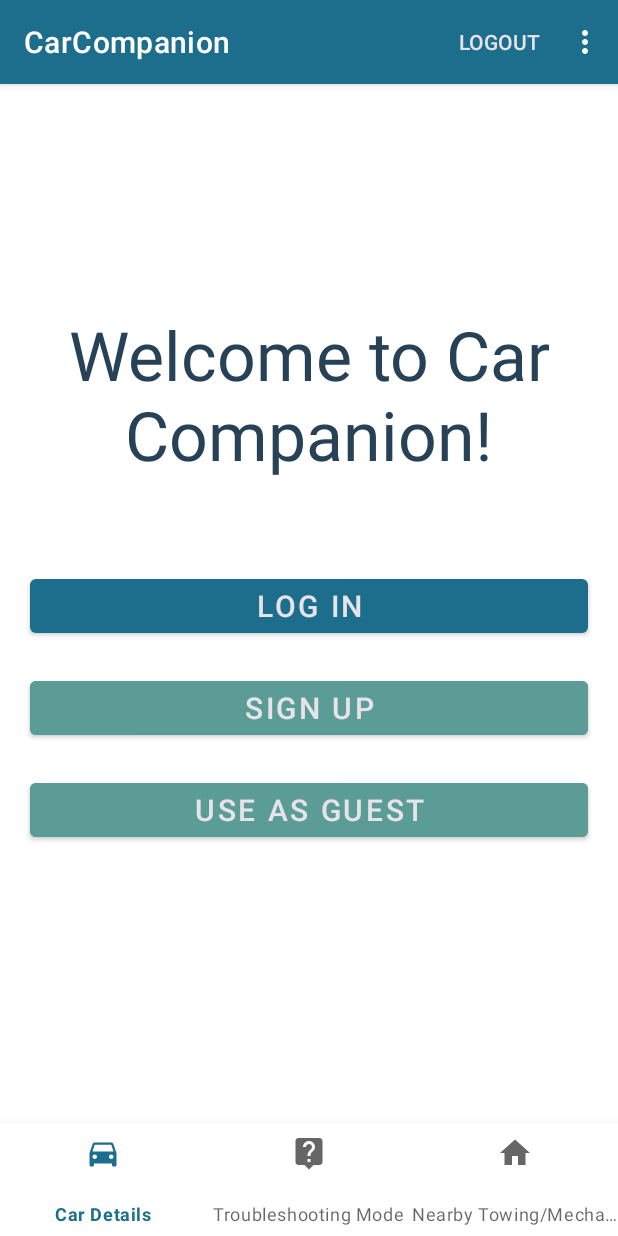
After one commit to rhit-koenignm/CSSE375-CarCompanion, an Android app: the fragment FrontPageFragment placed in its activity, on a phone screen of 412 x 824 dp. The commit adds this screen. Run offline under Robolectric (Android 15) with nearby library versions, the phone set to English and light mode, and no system bars; our stand-ins replace Firebase (no records; nobody signed in at launch, a user with empty details on screens opened directly); 1 statement that could not run was skipped.

Commit message:
Creating front page for app

```diff
--- a/app/src/main/java/com/example/carcompanion/ui/car_info/CarDetailFragment.kt
+++ b/app/src/main/java/com/example/carcompanion/ui/car_info/CarDetailFragment.kt
@@ -17,7 +17,7 @@ class CarDetailFragment(var main: MainActivity) : Fragment() {
         inflater: LayoutInflater, container: ViewGroup?,
         savedInstanceState: Bundle?
     ): View? {
-        var view = inflater.inflate(R.layout.fragment_car_details, container, false) as RecyclerView
+        var view = inflater.inflate(R.layout.fragment_car_list, container, false) as RecyclerView
         view.addItemDecoration(DividerItemDecoration(context, DividerItemDecoration.VERTICAL))
         var adapter = CarDetailAdapter(context, main)
         view.adapter = adapter
--- /dev/null
+++ b/app/src/main/java/com/example/carcompanion/ui/user_auth/FrontPageFragment.kt
@@ -0,0 +1,46 @@
+package com.example.carcompanion.ui.user_auth
+
+import android.os.Bundle
+import android.util.Log
+import android.view.LayoutInflater
+import android.view.View
+import android.view.ViewGroup
+import androidx.fragment.app.Fragment
+import com.example.carcompanion.Constants
+import com.example.carcompanion.databinding.FragmentFrontPageBinding
+
+class FrontPageFragment : Fragment() {
+
+    private lateinit var binding: FragmentFrontPageBinding
+
+    override fun onCreateView(
+        inflater: LayoutInflater,
+        container: ViewGroup?,
+        savedInstanceState: Bundle?
+    ): View? {
+        super.onCreate(savedInstanceState)
+
+        binding = FragmentFrontPageBinding.inflate(layoutInflater)
+
+
+        return binding.root
+    }
+
+    private fun initializeButtonListeners() {
+        binding.btnLogin.setOnClickListener {
+            // TODO: Move to sign in fragment
+            Log.d(Constants.DEFAULT_TAG, " TODO: Navigate to sign in fragment")
+        }
+
+        binding.btnSignup.setOnClickListener {
+            // TODO: Move to sign up fragment
+            Log.d(Constants.DEFAULT_TAG, " TODO: Navigate to sign up fragment")
+        }
+
+        binding.btnGuest.setOnClickListener {
+            Log.d(Constants.DEFAULT_TAG, " Sign in as guest option selected -> navigating to main activity")
+//            auth.signInAnonymously()
+        }
+    }
+
+}
--- /dev/null
+++ b/app/src/main/res/layout/fragment_front_page.xml
@@ -0,0 +1,42 @@
+<?xml version="1.0" encoding="utf-8"?>
+<RelativeLayout xmlns:android="http://schemas.android.com/apk/res/android"
+    android:layout_width="match_parent"
+    android:layout_height="match_parent">
+
+    <TextView
+        android:id="@+id/welcomeText"
+        android:layout_width="wrap_content"
+        android:layout_height="wrap_content"
+        android:layout_centerHorizontal="true"
+        android:text="@string/welcome"
+        android:textSize="45sp"
+        android:textAlignment="center"
+        android:layout_marginTop="150dp"
+        android:layout_marginBottom="50dp"
+        android:textColor="@color/charcoal"
+        />
+
+    <Button
+        style="@style/WelcomeButtons"
+        android:id="@+id/btn_login"
+        android:layout_below="@id/welcomeText"
+        android:text="@string/login"
+        />
+
+    <Button
+        style="@style/WelcomeButtons"
+        android:id="@+id/btn_signup"
+        android:layout_below="@id/btn_login"
+        android:text="@string/signup"
+        android:backgroundTint="@color/seafoam"
+        />
+
+    <Button
+        style="@style/WelcomeButtons"
+        android:id="@+id/btn_guest"
+        android:layout_below="@+id/btn_signup"
+        android:text="@string/use_as_guest"
+        android:backgroundTint="@color/seafoam"
+        />
+
+</RelativeLayout>
--- a/app/src/main/res/values/strings.xml
+++ b/app/src/main/res/values/strings.xml
@@ -38,6 +38,8 @@
     <string name="next_step">Next Step</string>
     <string name="diagnosis_title">A possible Diagnosis is...</string>
     <string name="year">Year:</string>
+    <string name="make">Make:</string>
+    <string name="model">Model:</string>
     <string name="title_activity_help_map">Map</string>
     <string name="back_to_home_text">Back home</string>
     <string name="mechanics">Mechanics</string>
```
Also changed, not shown: app/src/main/java/com/example/carcompanion/WelcomeActivity.kt (+20 -19 lines), app/src/main/res/layout/activity_welcome.xml (+9 -34 lines), app/src/main/res/layout/fragment_car_details.xml (+114 -3 lines), app/src/main/res/layout/fragment_car_list.xml (added, +7 -0 lines), app/src/main/res/layout/fragment_car_specific_details.xml (deleted, +0 -85 lines).
